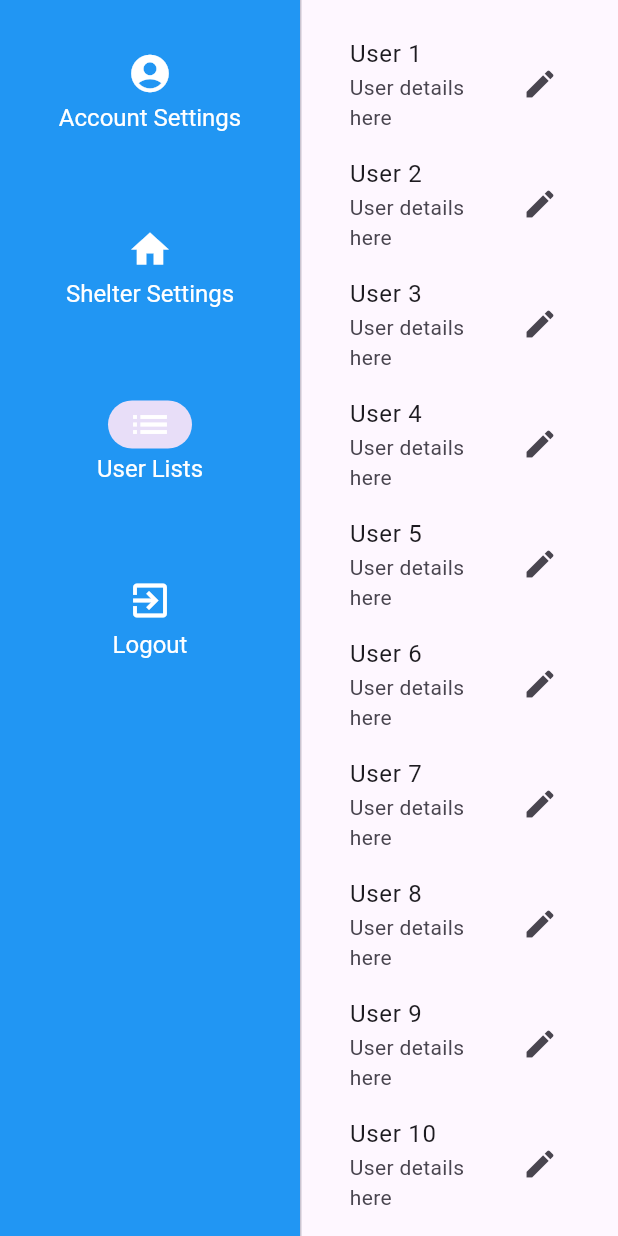
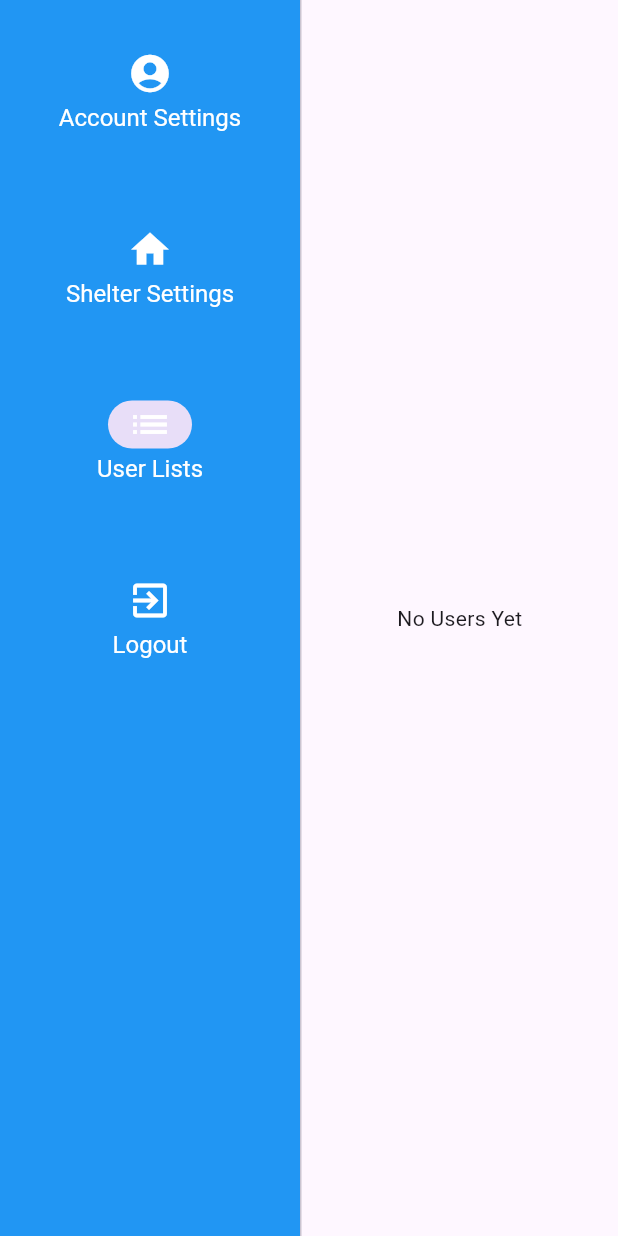
Before and after one commit to Dikitanan/Haciendog_AdoptionApp, a Flutter app: the AdminSettingsForm screen opened directly, after a tap on "Shelter Settings", after a tap on "User Lists", on a phone screen of 412 x 824 dp. Run offline on Flutter 3.47's test engine with Material 3 defaults, Android fonts, the phone set to English and light mode, and no system bars; our stand-ins replace animated_text_kit, cached_network_image, carousel_slider, cloud_firestore, file_picker, firebase_auth and 7 more; accounts and stored records are empty; network calls fail.

Commit message:
Your commit message here

```diff
--- a/lib/admin/admin_settings.dart
+++ b/lib/admin/admin_settings.dart
@@ -6,6 +6,8 @@ import 'package:firebase_auth/firebase_auth.dart';
 import 'package:fluttertoast/fluttertoast.dart';
 import 'package:image_picker/image_picker.dart';
 import 'package:mad/admin/admin_settings_page/accountsettings.dart';
+import 'package:mad/admin/admin_settings_page/sheltersettings.dart';
+import 'package:mad/admin/admin_settings_page/userlist.dart';
 import 'package:mad/features/user_auth/presentation/pages/login_page.dart';
 import 'package:firebase_storage/firebase_storage.dart' as firebase_storage;
 
@@ -62,7 +64,7 @@ class _AdminSettingsFormState extends State<AdminSettingsForm> {
 
   List<Widget> _pages = [
     AccountSettingsPage(),
-    ShelterSettingsPage(),
+    ShelterSettingsForm(),
     UserListsPage(),
     SizedBox.shrink(), // Placeholder for no content on logout
   ];
@@ -138,47 +140,3 @@ class _AdminSettingsFormState extends State<AdminSettingsForm> {
     );
   }
 }
-
-class ShelterSettingsPage extends StatelessWidget {
-  @override
-  Widget build(BuildContext context) {
-    return Padding(
-      padding: const EdgeInsets.all(16.0),
-      child: Column(
-        crossAxisAlignment: CrossAxisAlignment.start,
-        children: [
-          Text("Shelter Settings",
-              style: Theme.of(context).textTheme.headline5),
-          TextFormField(
-            decoration: InputDecoration(
-              labelText: "Shelter Name",
-              helperText: "Change the shelter's name",
-            ),
-          ),
-          SizedBox(height: 10),
-          ElevatedButton(onPressed: () {}, child: Text("Update Settings")),
-        ],
-      ),
-    );
-  }
-}
-
-class UserListsPage extends StatelessWidget {
-  @override
-  Widget build(BuildContext context) {
-    return Padding(
-      padding: const EdgeInsets.all(16.0),
-      child: ListView.builder(
-        itemCount: 20, // Example count
-        itemBuilder: (context, index) => ListTile(
-          title: Text("User ${index + 1}"),
-          subtitle: Text("User details here"),
-          trailing: Icon(Icons.edit),
-          onTap: () {
-            // Implement user edit functionality
-          },
-        ),
-      ),
-    );
-  }
-}
--- /dev/null
+++ b/lib/admin/admin_settings_page/sheltersettings.dart
@@ -0,0 +1,203 @@
+import 'dart:io';
+import 'dart:typed_data';
+
+import 'package:flutter/material.dart';
+import 'package:firebase_storage/firebase_storage.dart';
+import 'package:cloud_firestore/cloud_firestore.dart';
+import 'package:fluttertoast/fluttertoast.dart';
+import 'package:image_picker/image_picker.dart';
+
+class ShelterSettingsForm extends StatefulWidget {
+  @override
+  _ShelterSettingsFormState createState() => _ShelterSettingsFormState();
+}
+
+class _ShelterSettingsFormState extends State<ShelterSettingsForm> {
+  TextEditingController _descriptionController = TextEditingController();
+  List<String?> _imageUrls = List.filled(3, null); // Initialize with 3 nulls
+  String? _shelterDocumentId;
+
+  @override
+  void initState() {
+    super.initState();
+    // Call a function to load existing data from Firestore
+    loadExistingData();
+  }
+
+  Future<void> loadExistingData() async {
+    // Query Firestore for existing data
+    QuerySnapshot snapshot = await FirebaseFirestore.instance
+        .collection('ShelterSettings')
+        .limit(1) // Limit to 1 to get only one document
+        .get();
+
+    if (snapshot.docs.isNotEmpty) {
+      // If there's an existing document, populate the fields
+      var data = snapshot.docs.first.data() as Map<String, dynamic>;
+      setState(() {
+        _descriptionController.text = data['ShelterDetails'];
+        _imageUrls[0] = data['Image1'];
+        _imageUrls[1] = data['Image2'];
+        _imageUrls[2] = data['Image3'];
+        _shelterDocumentId = snapshot.docs.first.id;
+      });
+    }
+  }
+
+  Future<String> uploadImageToFirebase(
+      Uint8List fileBytes, String fileName) async {
+    try {
+      final ref = FirebaseStorage.instance
+          .ref()
+          .child('shelter_images')
+          .child(fileName);
+      await ref.putData(fileBytes);
+      final downloadURL = await ref.getDownloadURL();
+      return downloadURL;
+    } catch (e) {
+      print('Error uploading image to Firebase Storage: $e');
+      return '';
+    }
+  }
+
+  Future<void> _uploadDataToFirestore() async {
+    try {
+      // Upload shelter details and image URLs to Firestore
+      CollectionReference shelterSettings =
+          FirebaseFirestore.instance.collection('ShelterSettings');
+
+      Map<String, dynamic> data = {
+        'ShelterDetails': _descriptionController.text,
+        'Image1': _imageUrls.length > 0 ? _imageUrls[0] : null,
+        'Image2': _imageUrls.length > 1 ? _imageUrls[1] : null,
+        'Image3': _imageUrls.length > 2 ? _imageUrls[2] : null,
+      };
+
+      if (_shelterDocumentId != null) {
+        // Update existing document if ID exists
+        await shelterSettings.doc(_shelterDocumentId).update(data);
+      } else {
+        // Otherwise, create a new document
+        await shelterSettings.add(data);
+      }
+
+      // Show success message or navigate to next screen
+      Fluttertoast.showToast(
+        msg: 'Shelter Details updated successfully!',
+        toastLength: Toast.LENGTH_SHORT,
+        gravity: ToastGravity.BOTTOM,
+        timeInSecForIosWeb: 1,
+        backgroundColor: Colors.green,
+        textColor: Colors.white,
+        fontSize: 16.0,
+      );
+    } catch (e) {
+      Fluttertoast.showToast(
+        msg: 'Error updating Shelter Details: $e',
+        toastLength: Toast.LENGTH_SHORT,
+        gravity: ToastGravity.BOTTOM,
+        timeInSecForIosWeb: 1,
+        backgroundColor: Colors.red,
+        textColor: Colors.white,
+        fontSize: 16.0,
+      );
+    }
+  }
+
+  void _pickImage(int index) async {
+    final picker = ImagePicker();
+    final pickedFile = await picker.getImage(source: ImageSource.gallery);
+    if (pickedFile != null) {
+      final fileBytes = await pickedFile.readAsBytes();
+      try {
+        final fileName = '${DateTime.now().millisecondsSinceEpoch}.jpg';
+        final downloadUrl = await uploadImageToFirebase(fileBytes, fileName);
+        setState(() {
+          _imageUrls[index] = downloadUrl;
+        });
+        Fluttertoast.showToast(
+          msg: 'Image uploaded successfully!',
+          toastLength: Toast.LENGTH_SHORT,
+          gravity: ToastGravity.BOTTOM,
+          timeInSecForIosWeb: 1,
+          backgroundColor: Colors.green,
+          textColor: Colors.white,
+          fontSize: 16.0,
+        );
+      } catch (e) {
+        Fluttertoast.showToast(
+          msg: 'Error uploading image: $e',
+          toastLength: Toast.LENGTH_SHORT,
+          gravity: ToastGravity.BOTTOM,
+          timeInSecForIosWeb: 1,
+          backgroundColor: Colors.red,
+          textColor: Colors.white,
+          fontSize: 16.0,
+        );
+      }
+    }
+  }
+
+  @override
+  Widget build(BuildContext context) {
+    return Container(
+      padding: const EdgeInsets.all(16.0),
+      child: Column(
+        crossAxisAlignment: CrossAxisAlignment.start,
+        children: [
+          Text(
+            "Upload Images",
+            style: Theme.of(context).textTheme.headline5,
+          ),
+          SizedBox(height: 10),
+          Row(
+            mainAxisAlignment: MainAxisAlignment.spaceEvenly,
+            children: [
+              for (int i = 0; i < 3; i++)
+                Tooltip(
+                  message: 'UPLOAD IMAGE',
+                  child: InkWell(
+                    onTap: () => _pickImage(i),
+                    child: Container(
+                      width: 150,
+                      height: 150,
+                      decoration: BoxDecoration(
+                        color: Colors.grey[200], // Placeholder color
+                        borderRadius: BorderRadius.circular(10),
+                      ),
+                      child: _imageUrls[i] != null
+                          ? Image.network(
+                              _imageUrls[i]!, // Use the URL from _imageUrls
+                              width: 150,
+                              height: 150,
+                              fit: BoxFit.fill,
+                            )
+                          : Icon(Icons.add_photo_alternate, size: 50),
+                    ),
+                  ),
+                ),
+            ],
+          ),
+          SizedBox(height: 20),
+          Text(
+            "Shelter Description",
+            style: Theme.of(context).textTheme.headline5,
+          ),
+          SizedBox(height: 10),
+          TextFormField(
+            controller: _descriptionController,
+            decoration: InputDecoration(
+              labelText: "Enter Description",
+              hintText: "Write a brief description about the shelter",
+            ),
+          ),
+          SizedBox(height: 20),
+          ElevatedButton(
+            onPressed: _uploadDataToFirestore,
+            child: Text("Update Shelter Settings"),
+          ),
+        ],
+      ),
+    );
+  }
+}
--- /dev/null
+++ b/lib/admin/admin_settings_page/userlist.dart
@@ -0,0 +1,82 @@
+import 'package:flutter/material.dart';
+import 'package:firebase_auth/firebase_auth.dart';
+import 'package:cloud_firestore/cloud_firestore.dart';
+
+class UserListsPage extends StatelessWidget {
+  final FirebaseFirestore _firestore = FirebaseFirestore.instance;
+
+  Future<List<User>> _fetchUsers() async {
+    List<User> users = [];
+    try {
+      final QuerySnapshot userEmailsSnapshot =
+          await _firestore.collection('UserEmails').get();
+
+      for (var userEmailDoc in userEmailsSnapshot.docs) {
+        final userEmail = userEmailDoc.data() as Map<String, dynamic>;
+        final email = userEmail['email'];
+
+        final QuerySnapshot profileSnapshot = await _firestore
+            .collection('Profiles')
+            .where('email', isEqualTo: email)
+            .get();
+
+        if (profileSnapshot.docs.isNotEmpty) {
+          final username = (profileSnapshot.docs.first.data()
+                  as Map<String, dynamic>)['username'] as String? ??
+              'Profile Not Set';
+          users.add(User(email, username));
+        } else {
+          users.add(User(email, 'Profile Not Set'));
+        }
+      }
+    } catch (e) {
+      print('Error fetching users: $e');
+    }
+    return users;
+  }
+
+  @override
+  Widget build(BuildContext context) {
+    return FutureBuilder(
+      future: _fetchUsers(),
+      builder: (context, AsyncSnapshot<List<User>> snapshot) {
+        if (snapshot.connectionState == ConnectionState.waiting) {
+          return Center(child: CircularProgressIndicator());
+        } else if (snapshot.hasError) {
+          return Center(child: Text('Error: ${snapshot.error}'));
+        } else {
+          final users = snapshot.data;
+          if (users == null || users.isEmpty) {
+            // Display "No Users Yet" message
+            return Center(
+              child: Text('No Users Yet'),
+            );
+          } else {
+            // Display the list of users
+            return Padding(
+              padding: const EdgeInsets.all(16.0),
+              child: ListView.builder(
+                itemCount: users.length,
+                itemBuilder: (context, index) => ListTile(
+                  title: Text(users[index].email),
+                  subtitle: Text(users[index].username),
+                  trailing: Icon(Icons.edit),
+                  onTap: () {
+                    // Implement user edit functionality
+                  },
+                ),
+              ),
+            );
+          }
+        }
+      },
+    );
+  }
+}
+
+class User {
+  final String email;
+  final String username;
+
+  User(this.email, this.username);
+}
```
Also changed, not shown: lib/admin/blogs_admin.dart (+40 -15 lines), lib/features/user_auth/presentation/pages/login_page.dart (+7 -2 lines).
